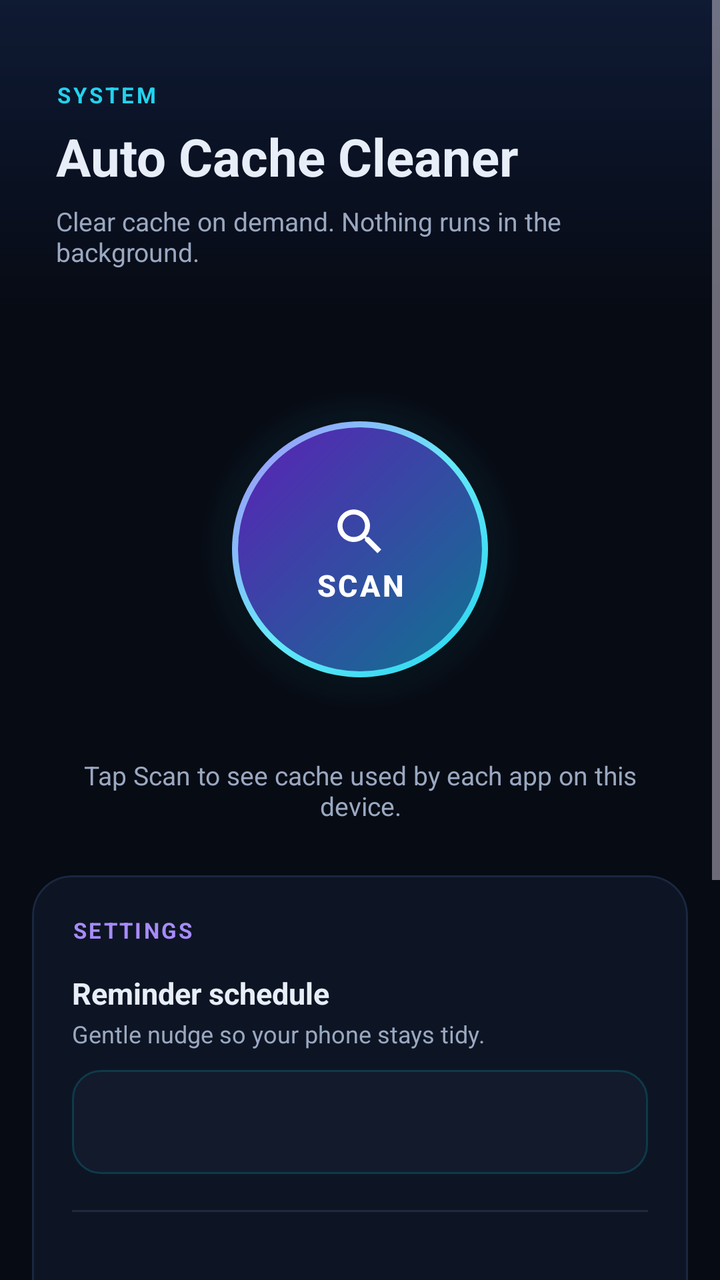
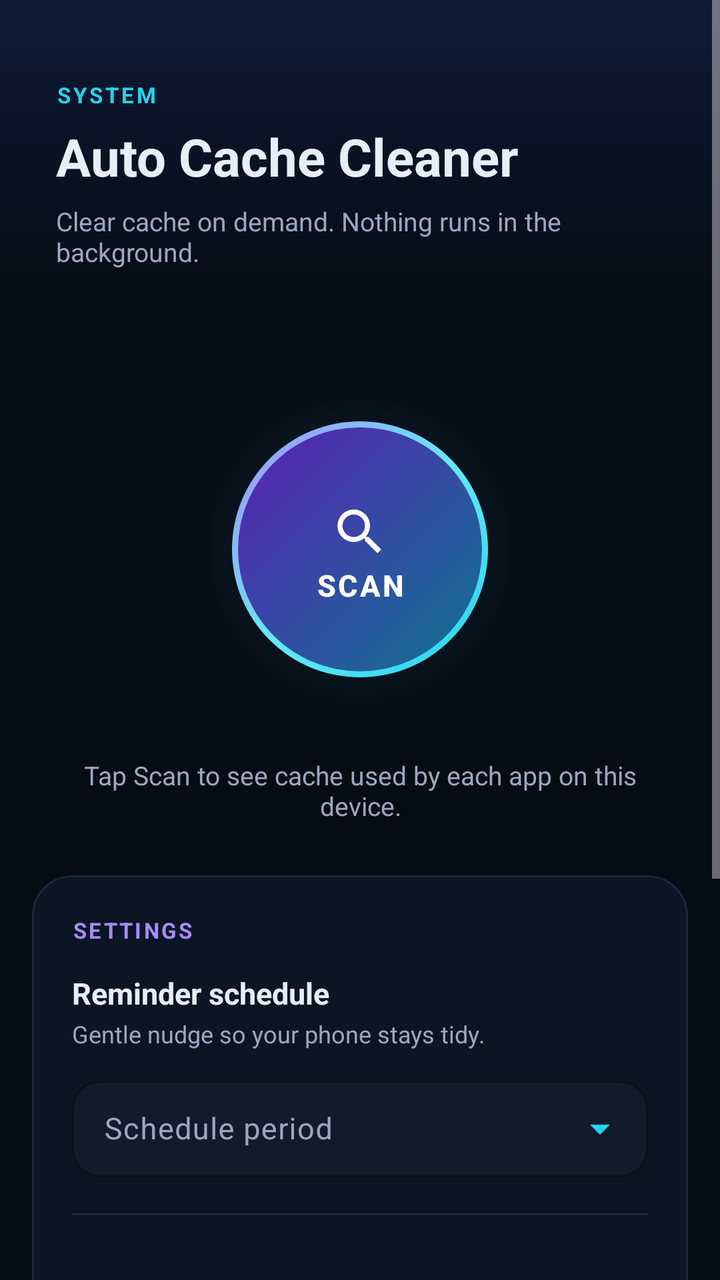

An Android layout rendered at two revisions. The XML below is the earlier revision; the diff shows what the commit changed to produce the second picture.
<!-- AndroidManifest.xml: application theme Theme.AutoCacheCleaner -->
<!-- res/layout/activity_main.xml -->
<?xml version="1.0" encoding="utf-8"?>
<ScrollView xmlns:android="http://schemas.android.com/apk/res/android"
    xmlns:app="http://schemas.android.com/apk/res-auto"
    android:layout_width="match_parent"
    android:layout_height="match_parent"
    android:fillViewport="true"
    android:background="@color/surface">

    <LinearLayout
        android:layout_width="match_parent"
        android:layout_height="wrap_content"
        android:orientation="vertical"
        android:paddingBottom="40dp">

        <LinearLayout
            android:layout_width="match_parent"
            android:layout_height="wrap_content"
            android:background="@drawable/bg_header"
            android:orientation="vertical"
            android:paddingHorizontal="28dp"
            android:paddingTop="40dp"
            android:paddingBottom="20dp">

            <TextView
                android:layout_width="wrap_content"
                android:layout_height="wrap_content"
                android:letterSpacing="0.12"
                android:text="SYSTEM"
                android:textAllCaps="true"
                android:textColor="@color/neon_cyan"
                android:textSize="11sp"
                android:textStyle="bold" />

            <TextView
                android:layout_width="wrap_content"
                android:layout_height="wrap_content"
                android:layout_marginTop="6dp"
                android:text="@string/app_name"
                android:textColor="@color/on_surface"
                android:textSize="26sp"
                android:textStyle="bold" />

            <TextView
                android:layout_width="wrap_content"
                android:layout_height="wrap_content"
                android:layout_marginTop="6dp"
                android:text="@string/tagline"
                android:textColor="@color/on_surface_variant"
                android:textSize="13sp" />
        </LinearLayout>

        <FrameLayout
            android:layout_width="match_parent"
            android:layout_height="wrap_content"
            android:paddingTop="20dp"
            android:paddingBottom="4dp">

            <FrameLayout
                android:layout_width="200dp"
                android:layout_height="200dp"
                android:layout_gravity="center_horizontal">

                <View
                    android:layout_width="200dp"
                    android:layout_height="200dp"
                    android:layout_gravity="center"
                    android:background="@drawable/bg_scan_glow" />

                <ProgressBar
                    android:id="@+id/scanProgress"
                    style="?android:attr/progressBarStyleLarge"
                    android:layout_width="168dp"
                    android:layout_height="168dp"
                    android:layout_gravity="center"
                    android:indeterminate="true"
                    android:indeterminateTint="@color/neon_cyan"
                    android:visibility="gone" />

                <com.google.android.material.button.MaterialButton
                    android:id="@+id/scanAppsButton"
                    android:layout_width="128dp"
                    android:layout_height="128dp"
                    android:layout_gravity="center"
                    android:background="@drawable/bg_scan_circle"
                    android:elevation="8dp"
                    android:insetTop="0dp"
                    android:insetBottom="0dp"
                    android:insetLeft="0dp"
                    android:insetRight="0dp"
                    android:stateListAnimator="@null"
                    android:text="@string/scan"
                    android:textAllCaps="true"
                    android:textColor="#FFFFFF"
                    android:textSize="15sp"
                    android:textStyle="bold"
                    android:letterSpacing="0.08"
                    app:backgroundTint="@null"
                    app:cornerRadius="64dp"
                    app:icon="@drawable/ic_scan"
                    app:iconGravity="textTop"
                    app:iconPadding="6dp"
                    app:iconSize="30dp"
                    app:iconTint="#FFFFFF"
                    app:rippleColor="#44FFFFFF" />
            </FrameLayout>
        </FrameLayout>

        <TextView
            android:id="@+id/scanStatusText"
            android:layout_width="match_parent"
            android:layout_height="wrap_content"
            android:gravity="center"
            android:paddingHorizontal="32dp"
            android:paddingBottom="16dp"
            android:text="@string/scan_hint"
            android:textColor="@color/on_surface_variant"
            android:textSize="13sp" />

        <LinearLayout
            android:id="@+id/resultsSection"
            android:layout_width="match_parent"
            android:layout_height="wrap_content"
            android:orientation="vertical"
            android:paddingHorizontal="16dp"
            android:visibility="gone">

            <com.google.android.material.card.MaterialCardView
                android:id="@+id/chartCard"
                android:layout_width="match_parent"
                android:layout_height="wrap_content"
                android:layout_marginBottom="14dp"
                app:cardBackgroundColor="@color/card_bg"
                app:cardCornerRadius="20dp"
                app:cardElevation="0dp"
                app:strokeColor="@color/card_stroke"
                app:strokeWidth="1dp">

                <LinearLayout
                    android:layout_width="match_parent"
                    android:layout_height="wrap_content"
                    android:orientation="vertical"
                    android:padding="18dp">

                    <TextView
                        android:layout_width="wrap_content"
                        android:layout_height="wrap_content"
                        android:letterSpacing="0.1"
                        android:text="@string/cache_by_app"
                        android:textAllCaps="true"
                        android:textColor="@color/neon_cyan"
                        android:textSize="11sp"
                        android:textStyle="bold" />

                    <TextView
                        android:id="@+id/totalText"
                        android:layout_width="wrap_content"
                        android:layout_height="wrap_content"
                        android:layout_marginTop="6dp"
                        android:textColor="@color/on_surface"
                        android:textSize="16sp"
                        android:textStyle="bold" />

                    <com.autocachecleaner.app.PieChartView
                        android:id="@+id/pieChart"
                        android:layout_width="match_parent"
                        android:layout_height="210dp"
                        android:layout_marginTop="10dp" />

                    <LinearLayout
                        android:id="@+id/legendContainer"
                        android:layout_width="match_parent"
                        android:layout_height="wrap_content"
                        android:layout_marginTop="10dp"
                        android:orientation="vertical" />
                </LinearLayout>
            </com.google.android.material.card.MaterialCardView>

            <LinearLayout
                android:id="@+id/selectionBar"
                android:layout_width="match_parent"
                android:layout_height="wrap_content"
                android:gravity="center_vertical"
                android:orientation="horizontal"
                android:paddingVertical="6dp"
                android:visibility="gone">

                <CheckBox
                    android:id="@+id/selectAllCheck"
                    android:layout_width="0dp"
                    android:layout_height="wrap_content"
                    android:layout_weight="1"
                    android:buttonTint="@color/neon_cyan"
                    android:text="@string/select_all"
                    android:textColor="@color/on_surface" />

                <com.google.android.material.button.MaterialButton
                    android:id="@+id/clearSelectedButton"
                    android:layout_width="wrap_content"
                    android:layout_height="48dp"
                    android:enabled="false"
                    android:text="@string/clear_selected_format"
                    android:textColor="@color/on_primary"
                    app:backgroundTint="@color/primary"
                    app:cornerRadius="14dp" />
            </LinearLayout>

            <com.google.android.material.button.MaterialButton
                android:id="@+id/stopButton"
                style="@style/Widget.Material3.Button.OutlinedButton"
                android:layout_width="match_parent"
                android:layout_height="48dp"
                android:layout_marginTop="4dp"
                android:text="@string/stop"
                android:textColor="@color/neon_pink"
                android:visibility="gone"
                app:cornerRadius="14dp"
                app:strokeColor="@color/neon_pink" />

            <com.google.android.material.button.MaterialButton
                android:id="@+id/grantButton"
                android:layout_width="match_parent"
                android:layout_height="50dp"
                android:text="@string/grant_usage_access"
                android:textColor="@color/on_primary"
                android:visibility="gone"
                app:backgroundTint="@color/primary"
                app:cornerRadius="14dp" />

            <androidx.recyclerview.widget.RecyclerView
                android:id="@+id/appList"
                android:layout_width="match_parent"
                android:layout_height="wrap_content"
                android:clipToPadding="false"
                android:nestedScrollingEnabled="false"
                android:paddingTop="8dp"
                android:paddingBottom="8dp" />
        </LinearLayout>

        <com.google.android.material.card.MaterialCardView
            android:layout_width="match_parent"
            android:layout_height="wrap_content"
            android:layout_marginHorizontal="16dp"
            android:layout_marginTop="10dp"
            app:cardBackgroundColor="@color/card_bg"
            app:cardCornerRadius="20dp"
            app:cardElevation="0dp"
            app:strokeColor="@color/card_stroke"
            app:strokeWidth="1dp">

            <LinearLayout
                android:layout_width="match_parent"
                android:layout_height="wrap_content"
                android:orientation="vertical"
                android:padding="20dp">

                <TextView
                    android:layout_width="wrap_content"
                    android:layout_height="wrap_content"
                    android:letterSpacing="0.1"
                    android:text="@string/settings_section"
                    android:textAllCaps="true"
                    android:textColor="@color/neon_violet"
                    android:textSize="11sp"
                    android:textStyle="bold" />

                <TextView
                    android:layout_width="wrap_content"
                    android:layout_height="wrap_content"
                    android:layout_marginTop="14dp"
                    android:text="@string/reminder_label"
                    android:textColor="@color/on_surface"
                    android:textSize="15sp"
                    android:textStyle="bold" />

                <TextView
                    android:layout_width="wrap_content"
                    android:layout_height="wrap_content"
                    android:layout_marginTop="2dp"
                    android:text="@string/reminder_hint"
                    android:textColor="@color/on_surface_variant"
                    android:textSize="12sp" />

                <Spinner
                    android:id="@+id/reminderSpinner"
                    android:layout_width="match_parent"
                    android:layout_height="52dp"
                    android:layout_marginTop="10dp"
                    android:background="@drawable/bg_spinner"
                    android:popupBackground="@color/card_bg"
                    android:spinnerMode="dropdown" />

                <View
                    android:layout_width="match_parent"
                    android:layout_height="1dp"
                    android:layout_marginVertical="18dp"
                    android:background="@color/outline" />

                <TextView
                    android:id="@+id/versionText"
                    android:layout_width="wrap_content"
                    android:layout_height="wrap_content"
                    android:textColor="@color/on_surface"
                    android:textSize="14sp"
                    android:textStyle="bold" />

                <com.google.android.material.button.MaterialButton
                    android:id="@+id/checkUpdateButton"
                    style="@style/Widget.Material3.Button.OutlinedButton"
                    android:layout_width="match_parent"
                    android:layout_height="48dp"
                    android:layout_marginTop="12dp"
                    android:text="@string/check_for_update"
                    android:textColor="@color/neon_cyan"
                    app:cornerRadius="14dp"
                    app:strokeColor="@color/neon_cyan"
                    app:strokeWidth="1dp" />

                <TextView
                    android:id="@+id/updateStatusText"
                    android:layout_width="wrap_content"
                    android:layout_height="wrap_content"
                    android:layout_marginTop="8dp"
                    android:textColor="@color/on_surface_variant"
                    android:textSize="13sp" />
            </LinearLayout>
        </com.google.android.material.card.MaterialCardView>

        <com.google.android.material.card.MaterialCardView
            android:layout_width="match_parent"
            android:layout_height="wrap_content"
            android:layout_marginHorizontal="16dp"
            android:layout_marginTop="12dp"
            app:cardBackgroundColor="@color/card_bg"
            app:cardCornerRadius="20dp"
            app:cardElevation="0dp"
            app:strokeColor="@color/card_stroke"
            app:strokeWidth="1dp">

            <LinearLayout
                android:layout_width="match_parent"
                android:layout_height="wrap_content"
                android:orientation="vertical"
                android:padding="16dp">

                <TextView
                    android:layout_width="wrap_content"
                    android:layout_height="wrap_content"
                    android:letterSpacing="0.08"
                    android:text="@string/this_app_section"
                    android:textAllCaps="true"
                    android:textColor="@color/on_surface_variant"
                    android:textSize="11sp" />

                <TextView
                    android:id="@+id/cacheSizeText"
                    android:layout_width="wrap_content"
                    android:layout_height="wrap_content"
                    android:layout_marginTop="6dp"
                    android:textColor="@color/on_surface"
                    android:textSize="14sp"
                    android:textStyle="bold" />

                <com.google.android.material.button.MaterialButton
                    android:id="@+id/clearCacheButton"
                    style="@style/Widget.Material3.Button.TextButton"
                    android:layout_width="wrap_content"
                    android:layout_height="40dp"
                    android:layout_marginTop="2dp"
                    android:minWidth="0dp"
                    android:text="@string/clear_cache"
                    android:textColor="@color/neon_cyan"
                    android:textSize="13sp" />

                <TextView
                    android:id="@+id/resultText"
                    android:layout_width="wrap_content"
                    android:layout_height="wrap_content"
                    android:textColor="@color/success"
                    android:textSize="12sp" />
            </LinearLayout>
        </com.google.android.material.card.MaterialCardView>

    </LinearLayout>
</ScrollView>
<!-- resources referenced by this layout -->
<resources>
  <color name="card_bg">#0D1524</color>
  <color name="card_stroke">#1A2740</color>
  <color name="neon_cyan">#22D3EE</color>
  <color name="neon_pink">#F472B6</color>
  <color name="neon_violet">#A78BFA</color>
  <color name="on_primary">#041016</color>
  <color name="on_surface">#E8EEF8</color>
  <color name="on_surface_variant">#9AA8C0</color>
  <color name="outline">#1E2A40</color>
  <color name="primary">#22D3EE</color>
  <color name="success">#34D399</color>
  <color name="surface">#070B14</color>
  <!-- drawable bg_header (drawable) -->
  <?xml version="1.0" encoding="utf-8"?>
  <shape xmlns:android="http://schemas.android.com/apk/res/android">
      <gradient
          android:type="linear"
          android:angle="270"
          android:startColor="#0F1A33"
          android:centerColor="#0A1224"
          android:endColor="#070B14" />
  </shape>
  <!-- drawable bg_scan_glow (drawable) -->
  <?xml version="1.0" encoding="utf-8"?>
  <shape xmlns:android="http://schemas.android.com/apk/res/android"
      android:shape="oval">
      <gradient
          android:type="radial"
          android:gradientRadius="80dp"
          android:startColor="#5522D3EE"
          android:centerColor="#2222D3EE"
          android:endColor="#0022D3EE" />
  </shape>
  <!-- drawable bg_spinner (drawable) -->
  <?xml version="1.0" encoding="utf-8"?>
  <shape xmlns:android="http://schemas.android.com/apk/res/android"
      android:shape="rectangle">
      <solid android:color="@color/surface_variant" />
      <corners android:radius="14dp" />
      <stroke
          android:width="1dp"
          android:color="@color/primary_container" />
      <padding
          android:left="12dp"
          android:top="6dp"
          android:right="12dp"
          android:bottom="6dp" />
  </shape>
  <string name="app_name">Auto Cache Cleaner</string>
  <string name="cache_by_app">Cache by app</string>
  <string name="check_for_update">Check for update</string>
  <string name="clear_cache">Clear this app\'s cache</string>
  <string name="clear_selected_format">Clear selected (%1$d)</string>
  <string name="grant_usage_access">Open Usage access settings</string>
  <string name="reminder_hint">Gentle nudge so your phone stays tidy.</string>
  <string name="reminder_label">Reminder schedule</string>
  <string name="scan">Scan</string>
  <string name="scan_hint">Tap Scan to see cache used by each app on this device.</string>
  <string name="select_all">Select all</string>
  <string name="settings_section">Settings</string>
  <string name="stop">Stop</string>
  <string name="tagline">Clear cache on demand. Nothing runs in the background.</string>
  <string name="this_app_section">This app only</string>
  <color name="surface_variant">#121A2B</color>
  <color name="primary_container">#0E3A4A</color>
  <color name="on_primary_container">#A5F3FC</color>
  <color name="secondary">#A78BFA</color>
  <color name="on_secondary">#1A0B2E</color>
  <color name="secondary_container">#2E1A4A</color>
  <color name="on_secondary_container">#E9D5FF</color>
  <color name="error">#FB7185</color>
  <color name="header_start">#0B1224</color>
  <style name="Widget.AutoCacheCleaner.Card" parent="Widget.Material3.CardView.Elevated">
          <item name="cardBackgroundColor">@color/card_bg</item>
          <item name="cardElevation">0dp</item>
          <item name="cardCornerRadius">20dp</item>
          <item name="strokeWidth">1dp</item>
          <item name="strokeColor">@color/card_stroke</item>
          <item name="contentPadding">0dp</item>
      </style>
  <!-- unchanged entries left out for length: 3 -->
</resources>

<!-- the commit's change to res/layout/activity_main.xml (unified diff, before → after) -->
@@ -280,14 +280,35 @@
                     android:textColor="@color/on_surface_variant"
                     android:textSize="12sp" />
 
-                <Spinner
-                    android:id="@+id/reminderSpinner"
+                <com.google.android.material.textfield.TextInputLayout
+                    android:id="@+id/reminderDropdownLayout"
+                    style="@style/Widget.Material3.TextInputLayout.OutlinedBox.ExposedDropdownMenu"
                     android:layout_width="match_parent"
-                    android:layout_height="52dp"
+                    android:layout_height="wrap_content"
                     android:layout_marginTop="10dp"
-                    android:background="@drawable/bg_spinner"
-                    android:popupBackground="@color/card_bg"
-                    android:spinnerMode="dropdown" />
+                    android:hint="@string/reminder_period_hint"
+                    app:boxBackgroundColor="@color/surface_variant"
+                    app:boxStrokeColor="@color/neon_cyan"
+                    app:boxStrokeWidth="1dp"
+                    app:boxStrokeWidthFocused="2dp"
+                    app:endIconTint="@color/neon_cyan"
+                    app:hintTextColor="@color/neon_cyan"
+                    app:boxCornerRadiusTopStart="14dp"
+                    app:boxCornerRadiusTopEnd="14dp"
+                    app:boxCornerRadiusBottomStart="14dp"
+                    app:boxCornerRadiusBottomEnd="14dp">
+
+                    <AutoCompleteTextView
+                        android:id="@+id/reminderDropdown"
+                        android:layout_width="match_parent"
+                        android:layout_height="wrap_content"
+                        android:inputType="none"
+                        android:focusable="false"
+                        android:cursorVisible="false"
+                        android:textColor="@color/on_surface"
+                        android:textSize="15sp"
+                        android:paddingVertical="14dp" />
+                </com.google.android.material.textfield.TextInputLayout>
 
                 <View
                     android:layout_width="match_parent"
<!-- resource entries referenced after the edit -->
@@ -33,21 +33,6 @@
           android:centerColor="#2222D3EE"
           android:endColor="#0022D3EE" />
   </shape>
-  <!-- drawable bg_spinner (drawable) -->
-  <?xml version="1.0" encoding="utf-8"?>
-  <shape xmlns:android="http://schemas.android.com/apk/res/android"
-      android:shape="rectangle">
-      <solid android:color="@color/surface_variant" />
-      <corners android:radius="14dp" />
-      <stroke
-          android:width="1dp"
-          android:color="@color/primary_container" />
-      <padding
-          android:left="12dp"
-          android:top="6dp"
-          android:right="12dp"
-          android:bottom="6dp" />
-  </shape>
   <string name="app_name">Auto Cache Cleaner</string>
   <string name="cache_by_app">Cache by app</string>
   <string name="check_for_update">Check for update</string>
@@ -56,6 +41,7 @@
   <string name="grant_usage_access">Open Usage access settings</string>
   <string name="reminder_hint">Gentle nudge so your phone stays tidy.</string>
   <string name="reminder_label">Reminder schedule</string>
+  <string name="reminder_period_hint">Schedule period</string>
   <string name="scan">Scan</string>
   <string name="scan_hint">Tap Scan to see cache used by each app on this device.</string>
   <string name="select_all">Select all</string>
